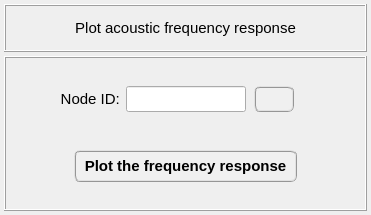
First picture: the form in pulse/interface/ui_files/plots/results/acoustic/plot_acoustic_frequency_response.ui, repository open-pulse/OpenPulse, before the edit.
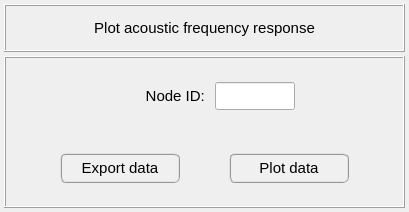
Second picture: the form after the edit.

Commit message: Adjusts on acoustic results widgets

Diff of the .ui file:
```diff
--- a/pulse/interface/ui_files/plots/results/acoustic/plot_acoustic_frequency_response.ui
+++ b/pulse/interface/ui_files/plots/results/acoustic/plot_acoustic_frequency_response.ui
@@ -6,8 +6,8 @@
    <rect>
     <x>0</x>
     <y>0</y>
-    <width>371</width>
-    <height>215</height>
+    <width>409</width>
+    <height>212</height>
    </rect>
   </property>
   <property name="windowTitle">
@@ -146,113 +146,18 @@
       <property name="spacing">
        <number>4</number>
       </property>
-      <item row="1" column="0">
-       <widget class="QFrame" name="frame_button">
-        <property name="minimumSize">
-         <size>
-          <width>0</width>
-          <height>0</height>
-         </size>
-        </property>
-        <property name="maximumSize">
-         <size>
-          <width>16777215</width>
-          <height>52</height>
-         </size>
-        </property>
-        <property name="frameShape">
-         <enum>QFrame::NoFrame</enum>
-        </property>
-        <property name="frameShadow">
-         <enum>QFrame::Raised</enum>
-        </property>
-        <layout class="QGridLayout" name="gridLayout_48">
-         <property name="leftMargin">
-          <number>2</number>
-         </property>
-         <property name="topMargin">
-          <number>2</number>
-         </property>
-         <property name="rightMargin">
-          <number>2</number>
-         </property>
-         <property name="bottomMargin">
-          <number>2</number>
-         </property>
-         <property name="spacing">
-          <number>2</number>
-         </property>
-         <item row="0" column="1">
-          <widget class="QPushButton" name="pushButton_plot_frequency_response">
-           <property name="minimumSize">
-            <size>
-             <width>200</width>
-             <height>32</height>
-            </size>
-           </property>
-           <property name="maximumSize">
-            <size>
-             <width>320</width>
-             <height>32</height>
-            </size>
-           </property>
-           <property name="font">
-            <font>
-             <family>MS Shell Dlg 2</family>
-             <pointsize>11</pointsize>
-             <weight>75</weight>
-             <italic>false</italic>
-             <bold>true</bold>
-            </font>
-           </property>
-           <property name="styleSheet">
-            <string notr="true">QPushButton{border-radius: 6px; border-color: rgb(150, 150, 150); border-style: ridge; border-width: 2px; color: rgb(0, 0, 0); background-color: rgb(240, 240, 240); font: 75 bold 11pt &quot;MS Shell Dlg 2&quot;}
-QPushButton:hover{border-radius: 6px; border-color: rgb(0, 170, 255); border-style: ridge; border-width: 2px; color: rgb(0, 0, 0); background-color: rgba(174, 213, 255, 100); font: 75 bold 11pt &quot;MS Shell Dlg 2&quot;}
-QPushButton:pressed{border-radius: 6px; border-color: rgb(0, 170, 255); border-style: ridge; border-width: 3px; color: rgb(0, 0, 0); background-color: rgb(174, 213, 255); font: 75 bold 11pt &quot;MS Shell Dlg 2&quot;}</string>
-           </property>
-           <property name="text">
-            <string>  Plot the frequency response  </string>
-           </property>
-           <property name="flat">
-            <bool>false</bool>
-           </property>
-          </widget>
-         </item>
-         <item row="0" column="2">
-          <widget class="QFrame" name="frame_55">
-           <property name="frameShape">
-            <enum>QFrame::NoFrame</enum>
-           </property>
-           <property name="frameShadow">
-            <enum>QFrame::Raised</enum>
-           </property>
-          </widget>
-         </item>
-         <item row="0" column="0">
-          <widget class="QFrame" name="frame_56">
-           <property name="frameShape">
-            <enum>QFrame::NoFrame</enum>
-           </property>
-           <property name="frameShadow">
-            <enum>QFrame::Raised</enum>
-           </property>
-          </widget>
-         </item>
-        </layout>
-       </widget>
-      </item>
-      <item row="0" column="0">
+      <item row="0" column="1">
        <widget class="QFrame" name="frame_numerator_2">
         <property name="minimumSize">
          <size>
           <width>0</width>
-          <height>0</height>
+          <height>52</height>
          </size>
         </property>
         <property name="maximumSize">
          <size>
           <width>16777215</width>
-          <height>52</height>
+          <height>16777215</height>
          </size>
         </property>
         <property name="frameShape">
@@ -274,11 +179,91 @@
          <property name="bottomMargin">
           <number>2</number>
          </property>
-         <property name="spacing">
+         <property name="horizontalSpacing">
+          <number>6</number>
+         </property>
+         <property name="verticalSpacing">
           <number>2</number>
          </property>
+         <item row="0" column="1">
+          <widget class="QLabel" name="label_11">
+           <property name="minimumSize">
+            <size>
+             <width>140</width>
+             <height>28</height>
+            </size>
+           </property>
+           <property name="maximumSize">
+            <size>
+             <width>16777215</width>
+             <height>28</height>
+            </size>
+           </property>
+           <property name="font">
+            <font>
+             <family>MS Shell Dlg 2</family>
+             <pointsize>11</pointsize>
+             <weight>50</weight>
+             <italic>false</italic>
+             <bold>false</bold>
+            </font>
+           </property>
+           <property name="text">
+            <string>Node ID: </string>
+           </property>
+           <property name="alignment">
+            <set>Qt::AlignRight|Qt::AlignTrailing|Qt::AlignVCenter</set>
+           </property>
+          </widget>
+         </item>
          <item row="0" column="2">
+          <widget class="QLineEdit" name="lineEdit_node_id">
+           <property name="minimumSize">
+            <size>
+             <width>80</width>
+             <height>28</height>
+            </size>
+           </property>
+           <property name="maximumSize">
+            <size>
+             <width>80</width>
+             <height>28</height>
+            </size>
+           </property>
+           <property name="font">
+            <font>
+             <family>Arial</family>
+             <pointsize>11</pointsize>
+             <weight>75</weight>
+             <italic>true</italic>
+             <bold>true</bold>
+            </font>
+           </property>
+           <property name="styleSheet">
+            <string notr="true">color: rgb(0, 0, 255);</string>
+           </property>
+           <property name="text">
+            <string/>
+           </property>
+           <property name="alignment">
+            <set>Qt::AlignCenter</set>
+           </property>
+          </widget>
+         </item>
+         <item row="0" column="4">
           <widget class="QFrame" name="frame_19">
+           <property name="minimumSize">
+            <size>
+             <width>0</width>
+             <height>28</height>
+            </size>
+           </property>
+           <property name="maximumSize">
+            <size>
+             <width>16777215</width>
+             <height>28</height>
+            </size>
+           </property>
            <property name="frameShape">
             <enum>QFrame::NoFrame</enum>
            </property>
@@ -301,126 +286,176 @@
             <property name="spacing">
              <number>4</number>
             </property>
-            <item row="0" column="0">
-             <widget class="QPushButton" name="pushButton_call_data_exporter">
-              <property name="minimumSize">
-               <size>
-                <width>40</width>
-                <height>26</height>
-               </size>
-              </property>
-              <property name="maximumSize">
-               <size>
-                <width>40</width>
-                <height>26</height>
-               </size>
-              </property>
-              <property name="font">
-               <font>
-                <family>MS Shell Dlg 2</family>
-                <pointsize>11</pointsize>
-                <weight>75</weight>
-                <italic>false</italic>
-                <bold>true</bold>
-               </font>
-              </property>
-              <property name="toolTip">
-               <string>Press to export the selected model result.</string>
-              </property>
-              <property name="styleSheet">
-               <string notr="true">QPushButton{border-radius: 6px; border-color: rgb(150, 150, 150); border-style: ridge; border-width: 2px; color: rgb(0, 0, 0); background-color: rgb(240, 240, 240); font: 75 bold 11pt &quot;MS Shell Dlg 2&quot;}
-QPushButton:hover{border-radius: 6px; border-color: rgb(0, 170, 255); border-style: ridge; border-width: 2px; color: rgb(0, 0, 0); background-color: rgba(174, 213, 255, 100); font: 75 bold 11pt &quot;MS Shell Dlg 2&quot;}
-QPushButton:pressed{border-radius: 6px; border-color: rgb(0, 170, 255); border-style: ridge; border-width: 3px; color: rgb(0, 0, 0); background-color: rgb(174, 213, 255); font: 75 bold 11pt &quot;MS Shell Dlg 2&quot;}</string>
-              </property>
-              <property name="text">
-               <string/>
-              </property>
-              <property name="iconSize">
-               <size>
-                <width>20</width>
-                <height>20</height>
-               </size>
-              </property>
-              <property name="flat">
-               <bool>false</bool>
-              </property>
-             </widget>
-            </item>
-            <item row="0" column="1">
-             <widget class="QFrame" name="frame_10">
-              <property name="frameShape">
-               <enum>QFrame::NoFrame</enum>
-              </property>
-              <property name="frameShadow">
-               <enum>QFrame::Raised</enum>
-              </property>
-             </widget>
-            </item>
            </layout>
           </widget>
          </item>
+         <item row="0" column="3">
+          <widget class="QFrame" name="frame_2">
+           <property name="minimumSize">
+            <size>
+             <width>40</width>
+             <height>28</height>
+            </size>
+           </property>
+           <property name="maximumSize">
+            <size>
+             <width>40</width>
+             <height>28</height>
+            </size>
+           </property>
+           <property name="frameShape">
+            <enum>QFrame::NoFrame</enum>
+           </property>
+           <property name="frameShadow">
+            <enum>QFrame::Raised</enum>
+           </property>
+          </widget>
+         </item>
+         <item row="0" column="0">
+          <widget class="QFrame" name="frame_3">
+           <property name="frameShape">
+            <enum>QFrame::NoFrame</enum>
+           </property>
+           <property name="frameShadow">
+            <enum>QFrame::Raised</enum>
+           </property>
+          </widget>
+         </item>
+        </layout>
+       </widget>
+      </item>
+      <item row="1" column="1">
+       <widget class="QFrame" name="frame_buttons">
+        <property name="minimumSize">
+         <size>
+          <width>0</width>
+          <height>52</height>
+         </size>
+        </property>
+        <property name="maximumSize">
+         <size>
+          <width>16777215</width>
+          <height>16777215</height>
+         </size>
+        </property>
+        <property name="frameShape">
+         <enum>QFrame::NoFrame</enum>
+        </property>
+        <property name="frameShadow">
+         <enum>QFrame::Raised</enum>
+        </property>
+        <layout class="QGridLayout" name="gridLayout_11">
+         <property name="leftMargin">
+          <number>0</number>
+         </property>
+         <property name="topMargin">
+          <number>0</number>
+         </property>
+         <property name="rightMargin">
+          <number>0</number>
+         </property>
+         <property name="bottomMargin">
+          <number>0</number>
+         </property>
+         <property name="spacing">
+          <number>0</number>
+         </property>
+         <item row="0" column="4">
+          <widget class="QFrame" name="frame_21">
+           <property name="frameShape">
+            <enum>QFrame::NoFrame</enum>
+           </property>
+           <property name="frameShadow">
+            <enum>QFrame::Raised</enum>
+           </property>
+          </widget>
+         </item>
+         <item row="0" column="2">
+          <widget class="QFrame" name="frame_20">
+           <property name="frameShape">
+            <enum>QFrame::NoFrame</enum>
+           </property>
+           <property name="frameShadow">
+            <enum>QFrame::Raised</enum>
+           </property>
+          </widget>
+         </item>
+         <item row="0" column="0">
+          <widget class="QFrame" name="frame_17">
+           <property name="frameShape">
+            <enum>QFrame::NoFrame</enum>
+           </property>
+           <property name="frameShadow">
+            <enum>QFrame::Raised</enum>
+           </property>
+          </widget>
+         </item>
+         <item row="0" column="3">
+          <widget class="QPushButton" name="pushButton_plot_data">
+           <property name="minimumSize">
+            <size>
+             <width>120</width>
+             <height>30</height>
+            </size>
+           </property>
+           <property name="maximumSize">
+            <size>
+             <width>160</width>
+             <height>30</height>
+            </size>
+           </property>
+           <property name="font">
+            <font>
+             <family>MS Shell Dlg 2</family>
+             <pointsize>11</pointsize>
+             <weight>9</weight>
+             <italic>false</italic>
+             <bold>false</bold>
+            </font>
+           </property>
+           <property name="styleSheet">
+            <string notr="true">QPushButton{border-radius: 6px; border-color: rgb(150, 150, 150); border-style: ridge; border-width: 2px; color: rgb(0, 0, 0); background-color: rgb(240, 240, 240); font: 75 11pt &quot;MS Shell Dlg 2&quot;}
+QPushButton:hover{border-radius: 6px; border-color: rgb(0, 170, 255); border-style: ridge; border-width: 2px; color: rgb(0, 0, 0); background-color: rgba(174, 213, 255, 100); font: 75 11pt &quot;MS Shell Dlg 2&quot;}
+QPushButton:pressed{border-radius: 6px; border-color: rgb(0, 170, 255); border-style: ridge; border-width: 3px; color: rgb(0, 0, 0); background-color: rgb(174, 213, 255); font: 75 11pt &quot;MS Shell Dlg 2&quot;}</string>
+           </property>
+           <property name="text">
+            <string>Plot data</string>
+           </property>
+          </widget>
+         </item>
          <item row="0" column="1">
-          <widget class="QLineEdit" name="lineEdit_node_id">
+          <widget class="QPushButton" name="pushButton_export_data">
            <property name="minimumSize">
-            <size>
-             <width>100</width>
-             <height>26</height>
-            </size>
-           </property>
-           <property name="maximumSize">
             <size>
              <width>120</width>
-             <height>26</height>
-            </size>
-           </property>
-           <property name="font">
-            <font>
-             <family>Arial</family>
-             <pointsize>11</pointsize>
-             <weight>75</weight>
-             <italic>true</italic>
-             <bold>true</bold>
-            </font>
-           </property>
-           <property name="styleSheet">
-            <string notr="true">color: rgb(0, 0, 255);</string>
-           </property>
-           <property name="text">
-            <string/>
-           </property>
-           <property name="alignment">
-            <set>Qt::AlignCenter</set>
-           </property>
-          </widget>
-         </item>
-         <item row="0" column="0">
-          <widget class="QLabel" name="label_11">
-           <property name="minimumSize">
-            <size>
-             <width>0</width>
-             <height>26</height>
+             <height>30</height>
             </size>
            </property>
            <property name="maximumSize">
             <size>
-             <width>16777215</width>
-             <height>26</height>
+             <width>160</width>
+             <height>30</height>
             </size>
            </property>
            <property name="font">
             <font>
              <family>MS Shell Dlg 2</family>
              <pointsize>11</pointsize>
-             <weight>50</weight>
+             <weight>9</weight>
              <italic>false</italic>
              <bold>false</bold>
             </font>
            </property>
+           <property name="styleSheet">
+            <string notr="true">QPushButton{border-radius: 6px; border-color: rgb(150, 150, 150); border-style: ridge; border-width: 2px; color: rgb(0, 0, 0); background-color: rgb(240, 240, 240); font: 75 11pt &quot;MS Shell Dlg 2&quot;}
+QPushButton:hover{border-radius: 6px; border-color: rgb(0, 170, 255); border-style: ridge; border-width: 2px; color: rgb(0, 0, 0); background-color: rgba(174, 213, 255, 100); font: 75 11pt &quot;MS Shell Dlg 2&quot;}
+QPushButton:pressed{border-radius: 6px; border-color: rgb(0, 170, 255); border-style: ridge; border-width: 3px; color: rgb(0, 0, 0); background-color: rgb(174, 213, 255); font: 75 11pt &quot;MS Shell Dlg 2&quot;}</string>
+           </property>
            <property name="text">
-            <string>Node ID: </string>
+            <string>Export data</string>
            </property>
-           <property name="alignment">
-            <set>Qt::AlignRight|Qt::AlignTrailing|Qt::AlignVCenter</set>
+           <property name="flat">
+            <bool>false</bool>
            </property>
           </widget>
          </item>
```
The commit also changes 10 other files.
